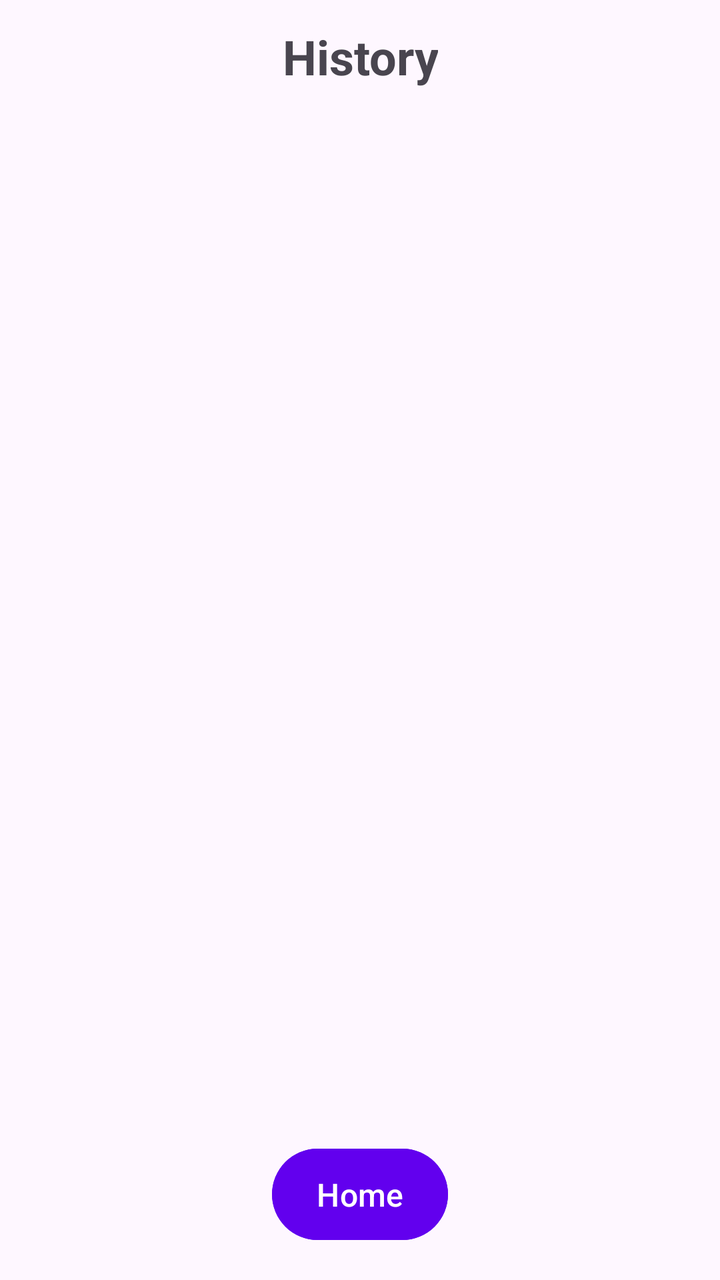
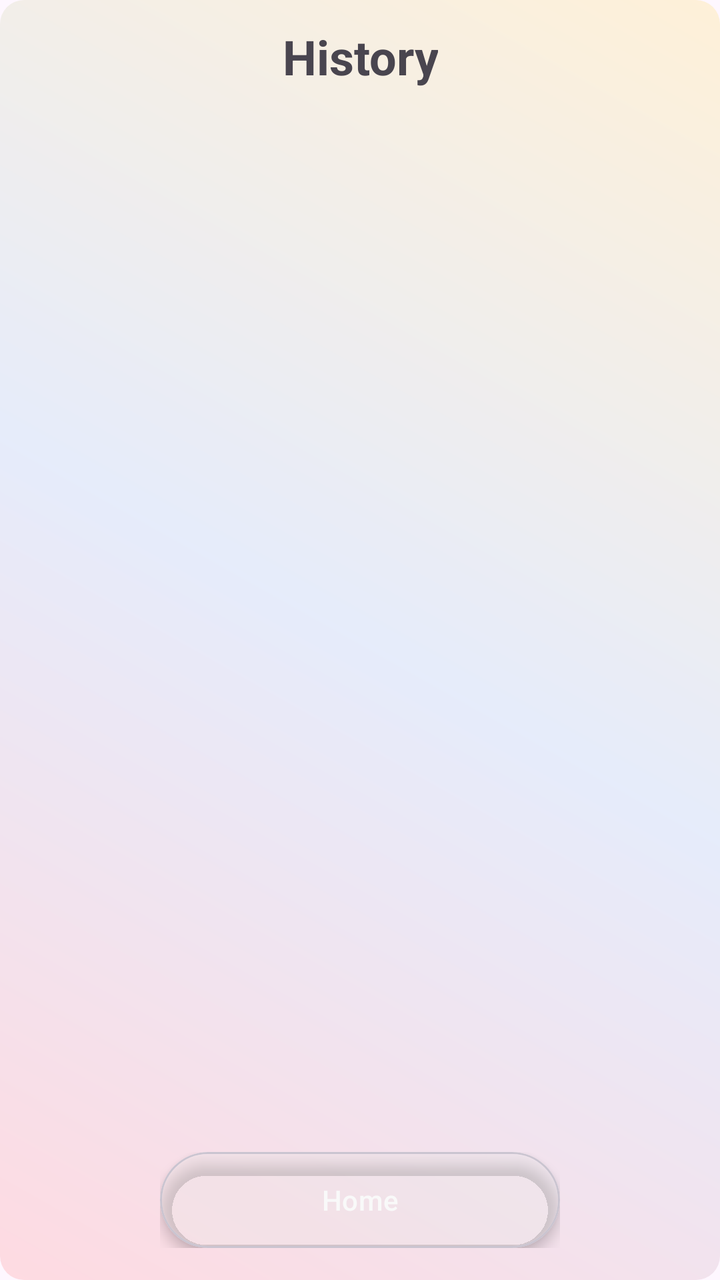

The first picture is an Android layout as it rendered before a commit; the second is the same layout after the commit. The layout source and the unified diff follow.
<!-- AndroidManifest.xml: application theme Theme.MangaV5 -->
<!-- res/layout/activity_history_page.xml -->
<?xml version="1.0" encoding="utf-8"?>
<androidx.constraintlayout.widget.ConstraintLayout xmlns:android="http://schemas.android.com/apk/res/android"
    xmlns:app="http://schemas.android.com/apk/res-auto"
    xmlns:tools="http://schemas.android.com/tools"
    android:id="@+id/main"
    android:layout_width="match_parent"
    android:layout_height="match_parent"
    tools:context=".MainActivitys.HistoryPage"
    android:fitsSystemWindows="true">

    
    <TextView
        android:id="@+id/tv_page_title"
        android:layout_width="wrap_content"
        android:layout_height="wrap_content"
        android:text="History"
        android:textSize="24sp"
        android:textStyle="bold"
        android:gravity="center"
        android:padding="12dp"
        app:layout_constraintTop_toTopOf="parent"
        app:layout_constraintStart_toStartOf="parent"
        app:layout_constraintEnd_toEndOf="parent" />

    
    <androidx.recyclerview.widget.RecyclerView
        android:id="@+id/historyRecyclerView"
        android:layout_width="0dp"
        android:layout_height="0dp"
        android:clipToPadding="false"
        android:padding="8dp"
        app:layoutManager="androidx.recyclerview.widget.LinearLayoutManager"
        app:layout_constraintTop_toBottomOf="@id/tv_page_title"
        app:layout_constraintBottom_toTopOf="@+id/btnHome"
        app:layout_constraintStart_toStartOf="parent"
        app:layout_constraintEnd_toEndOf="parent"/>

    
    <Button
        android:id="@+id/btnHome"
        android:layout_width="wrap_content"
        android:layout_height="wrap_content"
        android:text="Home"
        android:textSize="16sp"
        android:padding="12dp"
        android:backgroundTint="@color/purple_500"
        android:textColor="@android:color/white"
        app:layout_constraintBottom_toBottomOf="parent"
        app:layout_constraintStart_toStartOf="parent"
        app:layout_constraintEnd_toEndOf="parent"
        android:layout_marginBottom="16dp"/>

</androidx.constraintlayout.widget.ConstraintLayout>
<!-- resources referenced by this layout -->
<resources>
  <color name="purple_500">#FF6200EE</color>
  <style name="Theme.MangaV5" parent="Theme.MaterialComponents.DayNight.DarkActionBar">
          
          <item name="colorPrimary">@color/purple_500</item>
          <item name="colorPrimaryVariant">@color/purple_700</item>
          <item name="colorOnPrimary">@color/white</item>
          
          <item name="colorSecondary">@color/teal_200</item>
          <item name="colorSecondaryVariant">@color/teal_700</item>
          <item name="colorOnSecondary">@color/black</item>
          
          <item name="android:statusBarColor">?attr/colorPrimaryVariant</item>
          
      </style>
  <color name="purple_700">#FF3700B3</color>
  <color name="white">#FFFFFFFF</color>
  <color name="teal_200">#FF03DAC5</color>
  <color name="teal_700">#FF018786</color>
  <color name="black">#FF000000</color>
</resources>

<!-- the commit's change to res/layout/activity_history_page.xml (unified diff, before → after) -->
@@ -1,11 +1,11 @@
 <?xml version="1.0" encoding="utf-8"?>
-<androidx.constraintlayout.widget.ConstraintLayout xmlns:android="http://schemas.android.com/apk/res/android"
+<androidx.constraintlayout.widget.ConstraintLayout
+    xmlns:android="http://schemas.android.com/apk/res/android"
     xmlns:app="http://schemas.android.com/apk/res-auto"
-    xmlns:tools="http://schemas.android.com/tools"
     android:id="@+id/main"
     android:layout_width="match_parent"
     android:layout_height="match_parent"
-    tools:context=".MainActivitys.HistoryPage"
+    android:background="@drawable/bg_gradient"
     android:fitsSystemWindows="true">
 
     
@@ -29,25 +29,50 @@
         android:layout_height="0dp"
         android:clipToPadding="false"
         android:padding="8dp"
+        android:background="@android:color/transparent"
         app:layoutManager="androidx.recyclerview.widget.LinearLayoutManager"
         app:layout_constraintTop_toBottomOf="@id/tv_page_title"
-        app:layout_constraintBottom_toTopOf="@+id/btnHome"
+        app:layout_constraintBottom_toTopOf="@+id/btnHome_container"
         app:layout_constraintStart_toStartOf="parent"
-        app:layout_constraintEnd_toEndOf="parent"/>
+        app:layout_constraintEnd_toEndOf="parent" />
 
     
-    <Button
-        android:id="@+id/btnHome"
-        android:layout_width="wrap_content"
-        android:layout_height="wrap_content"
-        android:text="Home"
-        android:textSize="16sp"
-        android:padding="12dp"
-        android:backgroundTint="@color/purple_500"
-        android:textColor="@android:color/white"
+    <FrameLayout
+        android:id="@+id/btnHome_container"
+        android:layout_width="200dp"
+        android:layout_height="48dp"
         app:layout_constraintBottom_toBottomOf="parent"
         app:layout_constraintStart_toStartOf="parent"
         app:layout_constraintEnd_toEndOf="parent"
-        android:layout_marginBottom="16dp"/>
+        android:layout_marginBottom="16dp">
+
+        
+        <com.google.android.material.card.MaterialCardView
+            android:layout_width="match_parent"
+            android:layout_height="match_parent"
+            app:cardCornerRadius="28dp"
+            app:cardElevation="4dp"
+            app:cardBackgroundColor="@android:color/transparent"
+            android:clipChildren="false"
+            android:clipToPadding="false">
+
+            <View
+                android:id="@+id/historyBlurBackground"
+                android:layout_width="match_parent"
+                android:layout_height="match_parent"
+                android:background="@drawable/glass_bg" />
+        </com.google.android.material.card.MaterialCardView>
+
+        
+        <Button
+            android:id="@+id/btnHome"
+            android:layout_width="match_parent"
+            android:layout_height="match_parent"
+            android:text="Home"
+            android:textSize="14sp"
+            android:textColor="@android:color/white"
+            android:background="@android:color/transparent"
+            android:gravity="center" />
+    </FrameLayout>
 
 </androidx.constraintlayout.widget.ConstraintLayout>
<!-- resource entries referenced after the edit -->
@@ -1,5 +1,41 @@
 <!-- resources referenced by this layout -->
 <resources>
+  <!-- drawable bg_gradient (drawable) -->
+  <shape xmlns:android="http://schemas.android.com/apk/res/android"
+      android:shape="rectangle">
+  
+      <gradient
+          android:startColor="#33FF6B6B"
+          android:centerColor="#3385C1E9"
+          android:endColor="#33FFD93D"
+          android:angle="45"
+          android:type="linear"/>
+  
+      <corners android:radius="12dp"/>
+  </shape>
+  <!-- drawable glass_bg (drawable) -->
+  <layer-list xmlns:android="http://schemas.android.com/apk/res/android">
+  
+      
+      <item>
+          <shape android:shape="rectangle">
+              <solid android:color="@android:color/transparent"/>
+              <corners android:radius="50dp"/>
+              <stroke
+                  android:width="1dp"
+                  android:color="#80FFFFFF"/>
+          </shape>
+      </item>
+  
+      
+      <item android:left="0dp" android:top="0dp" android:right="0dp" android:bottom="0dp">
+          <shape android:shape="rectangle">
+              <solid android:color="#40FFFFFF"/>
+              <corners android:radius="50dp"/>
+          </shape>
+      </item>
+  
+  </layer-list>
   <color name="purple_500">#FF6200EE</color>
   <style name="Theme.MangaV5" parent="Theme.MaterialComponents.DayNight.DarkActionBar">
           
